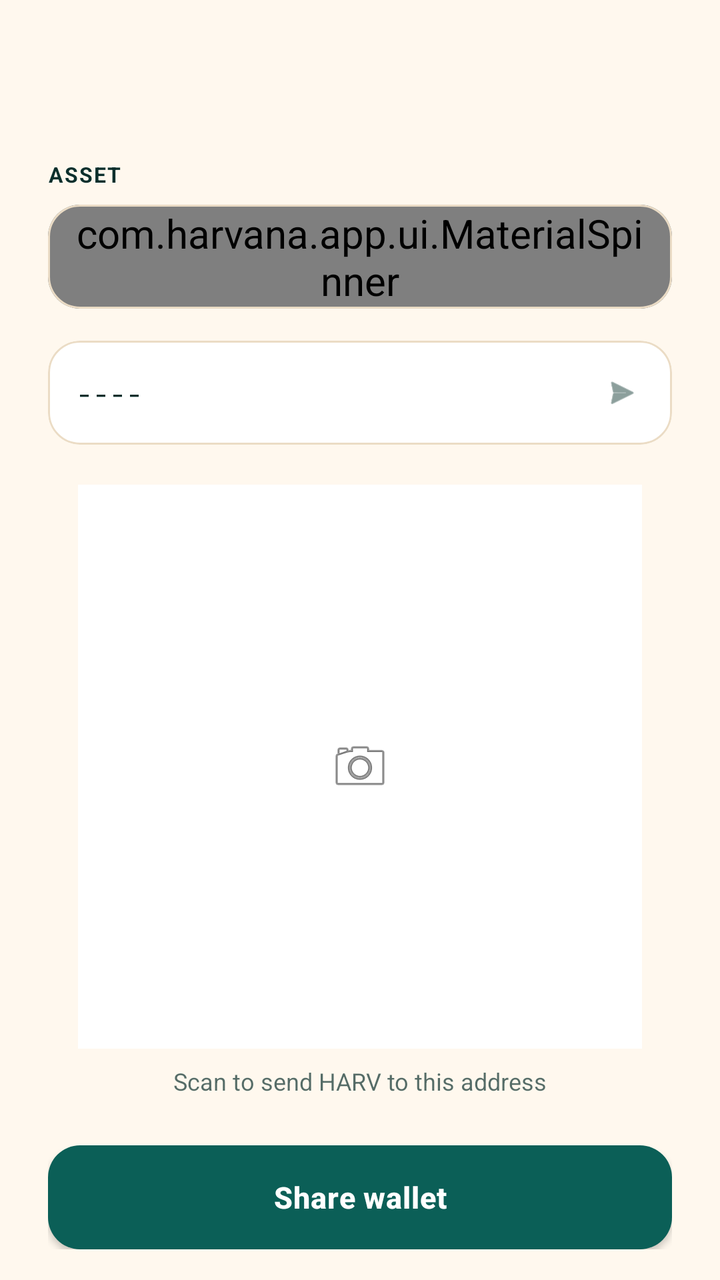
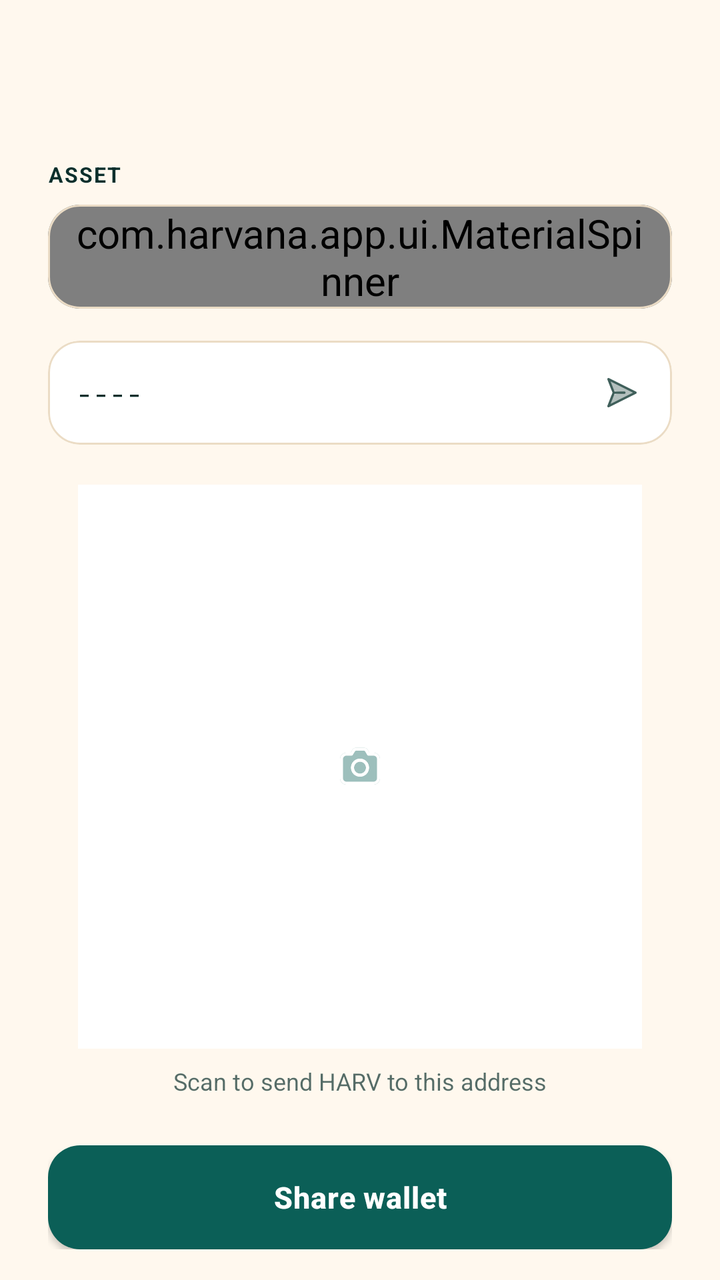

Two renders of the same Android screen: before a commit and after it. Below are the layout's source before the change and the commit's diff.
<!-- AndroidManifest.xml: application theme AppTheme -->
<!-- res/layout/receive.xml -->
<androidx.coordinatorlayout.widget.CoordinatorLayout
	xmlns:android="http://schemas.android.com/apk/res/android"
	xmlns:app="http://schemas.android.com/apk/res-auto"
	xmlns:tools="http://schemas.android.com/tools"
	android:id="@+id/_coordinator"
	android:layout_width="match_parent"
	android:layout_height="match_parent">
	<com.google.android.material.appbar.AppBarLayout
		android:id="@+id/_app_bar"
		android:layout_width="match_parent"
		android:layout_height="wrap_content"
		android:theme="@style/AppTheme.AppBarOverlay"
		app:elevation="0dp"
		android:stateListAnimator="@null">
		<com.google.android.material.appbar.MaterialToolbar
			android:id="@+id/_toolbar"
			android:layout_width="match_parent"
			android:layout_height="?attr/actionBarSize"
			android:background="?attr/appBarColor"
			app:popupTheme="@style/AppTheme.PopupOverlay" />
	</com.google.android.material.appbar.AppBarLayout>
	<androidx.core.widget.NestedScrollView
		android:layout_width="match_parent"
		android:layout_height="match_parent"
		android:fillViewport="true"
		android:overScrollMode="never"
		app:layout_behavior="@string/appbar_scrolling_view_behavior">
		<LinearLayout
			android:id="@+id/linear5"
			android:layout_width="match_parent"
			android:layout_height="wrap_content"
			android:padding="24dp"
			android:orientation="vertical">
			<TextView
				android:id="@+id/textview1"
				android:layout_width="wrap_content"
				android:layout_height="wrap_content"
				android:layout_marginBottom="8dp"
				android:text="ASSET"
				android:textStyle="bold"
				android:textSize="10.5sp"
				android:letterSpacing="0.06" />
			<com.google.android.material.card.MaterialCardView
				android:id="@+id/cardview1"
				android:layout_width="match_parent"
				android:layout_height="wrap_content"
				android:layout_marginBottom="16dp"
				app:cardBackgroundColor="@color/colorSurface"
				app:cardCornerRadius="16dp"
				app:cardElevation="0dp"
				app:strokeColor="@color/colorCardStroke"
				app:strokeWidth="1dp">
				<com.harvana.app.ui.MaterialSpinner
					android:id="@+id/spinnerAssets"
					android:layout_width="match_parent"
					android:layout_height="52dp"
					android:background="@android:color/transparent"
					android:spinnerMode="dropdown"
					android:theme="@style/WhiteSpinnerTheme"
					android:paddingStart="12dp"
					android:paddingEnd="12dp" />
			</com.google.android.material.card.MaterialCardView>
			<com.google.android.material.card.MaterialCardView
				android:id="@+id/cardview2"
				android:layout_width="match_parent"
				android:layout_height="wrap_content"
				android:layout_marginBottom="20dp"
				app:cardBackgroundColor="@color/colorSurface"
				app:cardCornerRadius="16dp"
				app:cardElevation="0dp"
				app:strokeColor="@color/colorCardStroke"
				app:strokeWidth="1dp">
				<LinearLayout
					android:id="@+id/linear6"
					android:layout_width="match_parent"
					android:layout_height="52dp"
					android:padding="14dp"
					android:gravity="center_vertical"
					android:orientation="horizontal">
					<TextView
						android:id="@+id/tvDepositAddress"
						android:layout_width="0dp"
						android:layout_height="wrap_content"
						android:background="@android:color/transparent"
						android:text="----"
						android:singleLine="true"
						android:layout_weight="1"
						android:textSize="13.5sp"
						android:fontFamily="monospace"
						android:ellipsize="middle" />
					<com.google.android.material.imageview.ShapeableImageView
						android:id="@+id/ivCopyAddress"
						android:layout_width="22dp"
						android:layout_height="22dp"
						android:padding="2dp"
						android:scaleType="centerInside"
						android:src="@android:drawable/ic_menu_send"
						android:layout_marginStart="12dp"
						android:contentDescription="Copyaddress"
						app:tint="@color/colorTextSecondary" />
				</LinearLayout>
			</com.google.android.material.card.MaterialCardView>
			<LinearLayout
				android:id="@+id/ll_qr_card"
				android:layout_width="wrap_content"
				android:layout_height="wrap_content"
				android:background="@color/colorTextPrimaryWhite"
				android:gravity="center_horizontal|center_vertical"
				android:orientation="vertical"
				android:layout_gravity="center_horizontal">
				<com.google.android.material.imageview.ShapeableImageView
					android:id="@+id/ivQrCode"
					android:layout_width="250dp"
					android:layout_height="250dp"
					android:layout_margin="16dp"
					android:scaleType="centerInside"
					android:src="@android:drawable/ic_menu_camera" />
			</LinearLayout>
			<TextView
				android:id="@+id/tvQrHint"
				android:layout_width="wrap_content"
				android:layout_height="wrap_content"
				android:layout_marginTop="8dp"
				android:layout_marginBottom="24dp"
				android:text="Scan to send HARV to this address"
				android:textSize="12sp"
				android:layout_gravity="center_horizontal"
				android:alpha="0.7" />
			<com.google.android.material.button.MaterialButton
				android:id="@+id/btnShare"
				android:layout_width="match_parent"
				android:layout_height="52dp"
				android:gravity="center_horizontal|center_vertical"
				android:text="Share wallet"
				android:textSize="15sp"
				android:textStyle="bold"
				app:backgroundTint="@color/colorAccent"
				app:cornerRadius="16dp"
				app:elevation="0dp" />
		</LinearLayout>
	</androidx.core.widget.NestedScrollView>
</androidx.coordinatorlayout.widget.CoordinatorLayout>
<!-- resources referenced by this layout -->
<resources>
  <color name="colorAccent">#0B5F57</color>
  <color name="colorCardStroke">#EBDCC5</color>
  <color name="colorSurface">#FFFFFF</color>
  <color name="colorTextPrimaryWhite">#FFFFFF</color>
  <color name="colorTextSecondary">#3F5F5A</color>
  <color name="colorTextPrimary">#0B2F2C</color>
  <!-- drawable ic_nav_back (drawable) -->
  <?xml version="1.0" encoding="utf-8"?>
  <vector xmlns:android="http://schemas.android.com/apk/res/android"
      android:width="24dp" android:height="24dp" android:viewportWidth="24" android:viewportHeight="24"
      android:autoMirrored="true"
      android:tint="?attr/colorControlNormal">
      <path android:fillColor="#FFFFFFFF" android:pathData="M20,11H7.83l5.59,-5.59L12,4l-8,8 8,8 1.41,-1.41L7.83,13H20v-2z" />
  </vector>
  <style name="HarvanaTextView" parent="android:Widget.TextView">
          <item name="android:textColor">@color/colorTextPrimary</item>
      </style>
  <color name="colorBackground">#FFF8EE</color>
  <color name="colorTextOnAccent">#FFFFFF</color>
  <color name="colorAccentDark">#084A44</color>
  <color name="colorError">#C8443F</color>
  <color name="colorControlNormal">#587570</color>
  <color name="colorAccentRipple">#1A0B5F57</color>
  <color name="colorAccentStroke">#330B5F57</color>
  <color name="colorAccentStrong">#053D3A</color>
  <color name="colorTextTertiary">#587570</color>
  <color name="colorPopupSurface">@color/colorSurface</color>
  <!-- unchanged entries left out for length: 17 -->
</resources>

<!-- the commit's change to res/layout/receive.xml (unified diff, before → after) -->
@@ -94,7 +94,7 @@
 						android:layout_height="22dp"
 						android:padding="2dp"
 						android:scaleType="centerInside"
-						android:src="@android:drawable/ic_menu_send"
+						android:src="@drawable/ic_action_send"
 						android:layout_marginStart="12dp"
 						android:contentDescription="Copyaddress"
 						app:tint="@color/colorTextSecondary" />
@@ -114,7 +114,7 @@
 					android:layout_height="250dp"
 					android:layout_margin="16dp"
 					android:scaleType="centerInside"
-					android:src="@android:drawable/ic_menu_camera" />
+					android:src="@drawable/ic_camera" />
 			</LinearLayout>
 			<TextView
 				android:id="@+id/tvQrHint"
<!-- resource entries referenced after the edit -->
@@ -5,14 +5,25 @@
   <color name="colorSurface">#FFFFFF</color>
   <color name="colorTextPrimaryWhite">#FFFFFF</color>
   <color name="colorTextSecondary">#3F5F5A</color>
+  <!-- drawable ic_action_send (drawable) -->
+  <?xml version="1.0" encoding="utf-8"?>
+  <vector xmlns:android="http://schemas.android.com/apk/res/android"
+      android:width="24dp" android:height="24dp" android:viewportWidth="24" android:viewportHeight="24" android:autoMirrored="true">
+      <path android:fillColor="@color/colorAccent" android:fillAlpha="0.4"
+          android:pathData="M12.8147 12.1969L5.28344 13.4521C5.10705 13.4815 4.95979 13.6029 4.89723 13.7704L2.29933 20.7278C2.05066 21.3673 2.72008 21.9773 3.33375 21.6705L21.3337 12.6705C21.8865 12.3941 21.8865 11.6052 21.3337 11.3288L3.33375 2.32885C2.72008 2.02201 2.05066 2.63206 2.29933 3.2715L4.89723 10.2289C4.95979 10.3964 5.10705 10.5178 5.28344 10.5472L12.8147 11.8024C12.9236 11.8205 12.9972 11.9236 12.9791 12.0325C12.965 12.1168 12.899 12.1829 12.8147 12.1969Z"/>
+      <path android:fillColor="#FFFFFFFF"
+          android:pathData="M5.69362 11.9997L2.29933 3.2715C2.0631 2.66403 2.65544 2.08309 3.2414 2.28959L3.33375 2.32885L21.3337 11.3288C21.852 11.588 21.8844 12.2975 21.4309 12.6129L21.3337 12.6705L3.33375 21.6705C2.75077 21.962 2.11746 21.426 2.2688 20.8234L2.29933 20.7278L5.69362 11.9997L2.29933 3.2715L5.69362 11.9997ZM4.4021 4.54007L7.01109 11.2491L13.6387 11.2497C14.0184 11.2497 14.3322 11.5318 14.3818 11.8979L14.3887 11.9997C14.3887 12.3794 14.1065 12.6932 13.7404 12.7428L13.6387 12.7497L7.01109 12.7491L4.4021 19.4593L19.3213 11.9997L4.4021 4.54007Z"/>
+  </vector>
+  <!-- drawable ic_camera: vector/xml drawable (drawable, 2191 chars, omitted) -->
   <color name="colorTextPrimary">#0B2F2C</color>
   <!-- drawable ic_nav_back (drawable) -->
   <?xml version="1.0" encoding="utf-8"?>
   <vector xmlns:android="http://schemas.android.com/apk/res/android"
-      android:width="24dp" android:height="24dp" android:viewportWidth="24" android:viewportHeight="24"
-      android:autoMirrored="true"
-      android:tint="?attr/colorControlNormal">
-      <path android:fillColor="#FFFFFFFF" android:pathData="M20,11H7.83l5.59,-5.59L12,4l-8,8 8,8 1.41,-1.41L7.83,13H20v-2z" />
+      android:width="24dp" android:height="24dp" android:viewportWidth="24" android:viewportHeight="24" android:tint="?attr/colorControlNormal" android:autoMirrored="true">
+      <path android:fillColor="@color/colorAccent" android:fillAlpha="0.4"
+          android:pathData="M10.2949 19.7152C10.6883 20.1028 11.3215 20.0981 11.7091 19.7047C12.0967 19.3113 12.092 18.6782 11.6986 18.2906L6.32827 12.9992H19.9995C20.5517 12.9992 20.9995 12.5514 20.9995 11.9992C20.9995 11.4469 20.5517 10.9992 19.9995 10.9992H6.33488L11.6986 5.71428C12.092 5.32666 12.0967 4.69351 11.7091 4.3001C11.3215 3.9067 10.6883 3.90201 10.2949 4.28963L3.37073 11.112C2.87382 11.6016 2.87382 12.4032 3.37073 12.8928L10.2949 19.7152Z"/>
+      <path android:fillColor="#FFFFFFFF"
+          android:pathData="M10.7327 19.7905C11.0326 20.0762 11.5074 20.0646 11.7931 19.7647C12.0788 19.4648 12.0672 18.99 11.7673 18.7043L5.51587 12.7497L20.25 12.7497C20.6642 12.7497 21 12.4139 21 11.9997C21 11.5855 20.6642 11.2497 20.25 11.2497L5.51577 11.2497L11.7673 5.29502C12.0672 5.00933 12.0787 4.5346 11.7931 4.23467C11.5074 3.93475 11.0326 3.9232 10.7327 4.20889L3.31379 11.2756C3.14486 11.4365 3.04491 11.6417 3.01393 11.8551C3.00479 11.9019 3 11.9503 3 11.9997C3 12.0493 3.00481 12.0977 3.01398 12.1446C3.04502 12.3579 3.14496 12.563 3.31379 12.7238L10.7327 19.7905Z"/>
   </vector>
   <style name="HarvanaTextView" parent="android:Widget.TextView">
           <item name="android:textColor">@color/colorTextPrimary</item>
